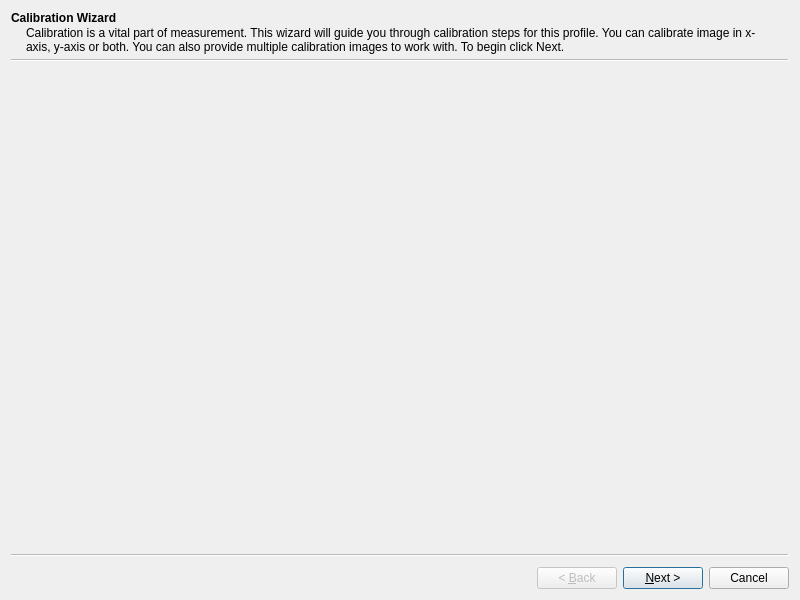
Qt form ImageRaster/CalibrationWizard.ui (lebenasa/ImageRasterReboot) before a commit.
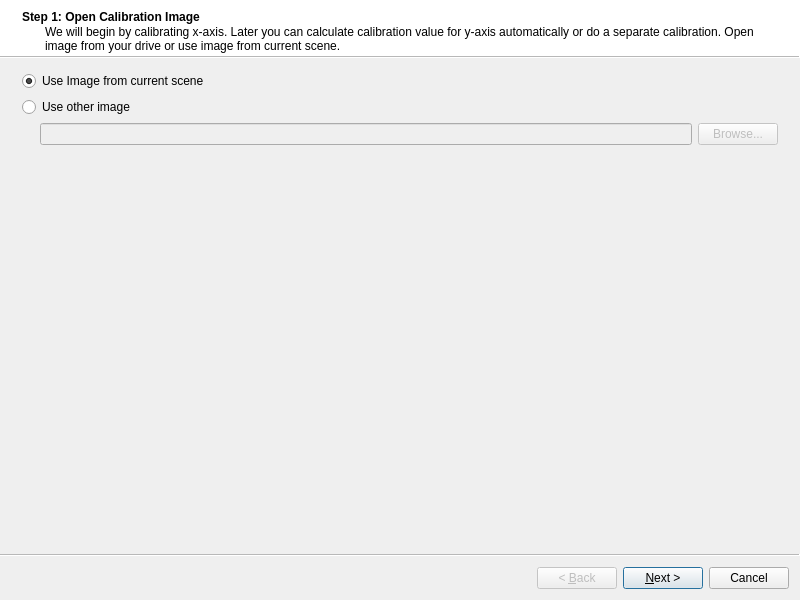
The same form after that commit. Custom widgets are drawn as their Qt base class.

Commit message:
Fixed issues with two points circle measurements
+ Some fixes

```diff
--- a/ImageRaster/CalibrationWizard.ui
+++ b/ImageRaster/CalibrationWizard.ui
@@ -13,30 +13,15 @@
   <property name="windowTitle">
    <string>Lens Calibration</string>
   </property>
-  <widget class="QWizardPage" name="wizardPage1">
-   <property name="title">
-    <string>Calibration Wizard</string>
-   </property>
-   <property name="subTitle">
-    <string>Calibration is a vital part of measurement. This wizard will guide you through calibration steps for this profile. You can calibrate image in x-axis, y-axis or both. You can also provide multiple calibration images to work with. To begin click Next.</string>
-   </property>
-   <layout class="QHBoxLayout" name="horizontalLayout"/>
-  </widget>
-  <widget class="QWizardPage" name="wizardPage_6">
-   <property name="title">
-    <string>Calibrate X (Horizontal) Axis</string>
-   </property>
-   <property name="subTitle">
-    <string>We will begin by calibrating x-axis. Later you can calculate calibration value for y-axis automatically or do a separate calibration.</string>
-   </property>
-   <layout class="QGridLayout" name="gridLayout"/>
-  </widget>
+  <property name="wizardStyle">
+   <enum>QWizard::ModernStyle</enum>
+  </property>
   <widget class="QWizardPage" name="wizardPage">
    <property name="title">
     <string>Step 1: Open Calibration Image</string>
    </property>
    <property name="subTitle">
-    <string>Open image from your drive or use image from current scene.</string>
+    <string>We will begin by calibrating x-axis. Later you can calculate calibration value for y-axis automatically or do a separate calibration. Open image from your drive or use image from current scene.</string>
    </property>
    <layout class="QGridLayout" name="gridLayout_2">
     <item row="2" column="1">
```
The commit also changes 8 other files.
